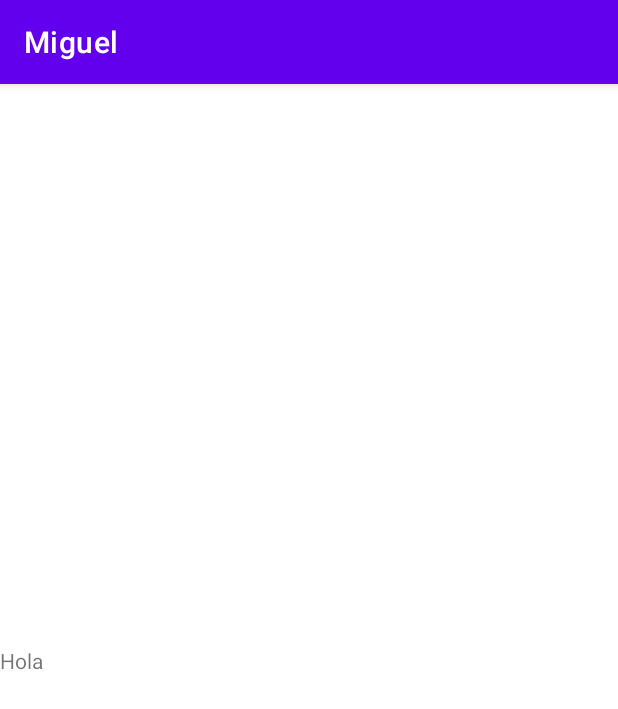
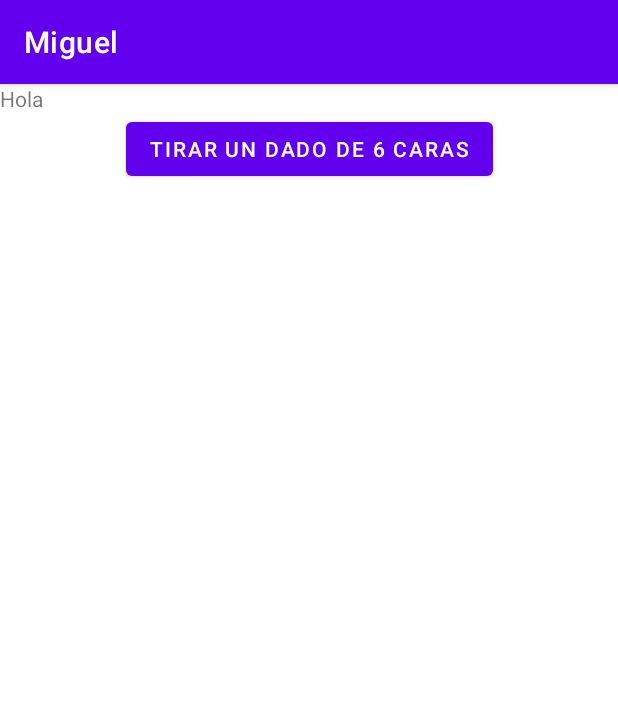
Before and after one commit to parisbs/miguel-project, an Android app: the screen it shows after launch (SecondActivity), after a tap on "SALUDAME", on a phone screen of 412 x 824 dp. Shown: the top 709 px of the screen. Run offline under Robolectric (Android 15) with nearby library versions, the phone set to English and light mode, and no system bars.

Commit message:
Inyeccion de dependencias e inicializacion del view model

```diff
--- a/app/src/main/AndroidManifest.xml
+++ b/app/src/main/AndroidManifest.xml
@@ -3,6 +3,7 @@
     package="com.example.miguel">
 
     <application
+        android:name=".Miguel"
         android:allowBackup="true"
         android:icon="@mipmap/ic_launcher"
         android:label="@string/app_name"
--- /dev/null
+++ b/app/src/main/java/com/example/miguel/Miguel.kt
@@ -0,0 +1,31 @@
+package com.example.miguel
+
+import android.app.Application
+import com.example.miguel.di.casosDeUsoModule
+import com.example.miguel.segundo.secondModule
+import org.koin.android.ext.koin.androidContext
+import org.koin.android.ext.koin.androidFileProperties
+import org.koin.android.ext.koin.androidLogger
+import org.koin.core.context.startKoin
+import org.koin.dsl.koinApplication
+
+class Miguel : Application() {
+    override fun onCreate() {
+        super.onCreate()
+        initializeDependencyInjection(this)
+    }
+
+    private fun initializeDependencyInjection(application: Application) {
+        startKoin {
+            androidContext(application)
+            androidLogger()
+            androidFileProperties()
+            modules(
+                listOf(
+                    casosDeUsoModule,
+                    secondModule
+                )
+            )
+        }
+    }
+}
--- /dev/null
+++ b/app/src/main/java/com/example/miguel/di/CasosDeUso.kt
@@ -0,0 +1,13 @@
+package com.example.miguel.di
+
+import com.example.miguel.casosdeuso.TirarUnDadoDeSeisCaras
+import com.example.miguel.dominio.juegos.JuegoDados
+import org.koin.dsl.module
+
+val casosDeUsoModule = module {
+    factory {
+        TirarUnDadoDeSeisCaras(
+            JuegoDados()
+        )
+    }
+}
--- a/app/src/main/java/com/example/miguel/segundo/SecondActivity.kt
+++ b/app/src/main/java/com/example/miguel/segundo/SecondActivity.kt
@@ -3,12 +3,17 @@ package com.example.miguel.segundo
 import androidx.appcompat.app.AppCompatActivity
 import android.os.Bundle
 import android.util.Log
+import android.widget.Button
 import android.widget.TextView
 import com.example.miguel.R
+import org.koin.android.viewmodel.ext.android.viewModel
 
 class SecondActivity : AppCompatActivity() {
 
+    private val secondViewModel: yu by viewModel()
+
     private lateinit var saludoPersonalizado: TextView
+    private lateinit var tirarDadoSeisCaras: Button
 
     // Ciclo de vida: se ejecuta primero
     override fun onCreate(savedInstanceState: Bundle?) {
@@ -17,6 +22,7 @@ class SecondActivity : AppCompatActivity() {
         Log.i("Segunda", "onCreate")
 
         saludoPersonalizado = findViewById<TextView>(R.id.saludoPersonalizado)
+        tirarDadoSeisCaras = findViewById<Button>(R.id.tirarDadoSeisCaras)
 
                 intent?.extras?.get("nombre")?.also { nombre ->
             saludoPersonalizado?.text = getString(
--- /dev/null
+++ b/app/src/main/java/com/example/miguel/segundo/SecondModule.kt
@@ -0,0 +1,11 @@
+package com.example.miguel.segundo
+
+import org.koin.dsl.module
+
+val secondModule = module {
+    single<SecondViewModel> {
+        SecondViewModel(
+            get()
+        )
+    }
+}
--- a/app/src/main/res/layout/activity_second.xml
+++ b/app/src/main/res/layout/activity_second.xml
@@ -12,7 +12,15 @@
         android:layout_height="wrap_content"
         app:layout_constraintTop_toTopOf="parent"
         app:layout_constraintStart_toStartOf="parent"
-        app:layout_constraintEnd_toEndOf="parent"
-        app:layout_constraintBottom_toBottomOf="parent"/>
+        app:layout_constraintEnd_toEndOf="parent" />
+
+    <Button
+        android:id="@+id/tirarDadoSeisCaras"
+        android:layout_width="wrap_content"
+        android:layout_height="wrap_content"
+        android:text="@string/second_btn_tirar_dado_seis_caras"
+        app:layout_constraintTop_toBottomOf="@id/saludoPersonalizado"
+        app:layout_constraintStart_toStartOf="parent"
+        app:layout_constraintEnd_toEndOf="parent" />
 
 </androidx.constraintlayout.widget.ConstraintLayout>
--- a/app/src/main/res/values/strings.xml
+++ b/app/src/main/res/values/strings.xml
@@ -5,5 +5,6 @@
     <string name="main_nombre_hint">Tu nombre</string>
     <string name="second_saludo_personalizado">Hola %1$s</string>
     <string name="btn_boton1">Saludame</string>
+    <string name="second_btn_tirar_dado_seis_caras">Tirar un dado de 6 caras</string>
 
 </resources>
--- a/casosdeuso/build.gradle
+++ b/casosdeuso/build.gradle
@@ -39,6 +39,7 @@ dependencies {
     implementation 'androidx.appcompat:appcompat:1.2.0'
     implementation 'com.google.android.material:material:1.2.1'
 
+    // importamos la dependencia de nuestro modulo local
     implementation project(":dominio")
 
     testImplementation 'junit:junit:4.+'
--- a/casosdeuso/src/main/java/com/example/miguel/casosdeuso/TirarUnDadoDeSeisCaras.kt
+++ b/casosdeuso/src/main/java/com/example/miguel/casosdeuso/TirarUnDadoDeSeisCaras.kt
@@ -1,8 +1,11 @@
 package com.example.miguel.casosdeuso
 
+import com.example.miguel.dominio.entities.Dado6Caras
 import com.example.miguel.dominio.juegos.Dados
 
 class TirarUnDadoDeSeisCaras(
     private val dados: Dados
 ) {
+    operator fun invoke(): Dado6Caras =
+            dados.tiradaDado6Caras()
 }
```
Also changed, not shown: app/build.gradle (+9 -0 lines), app/src/main/java/com/example/miguel/segundo/SecondViewModel.kt (added, +9 -0 lines).
